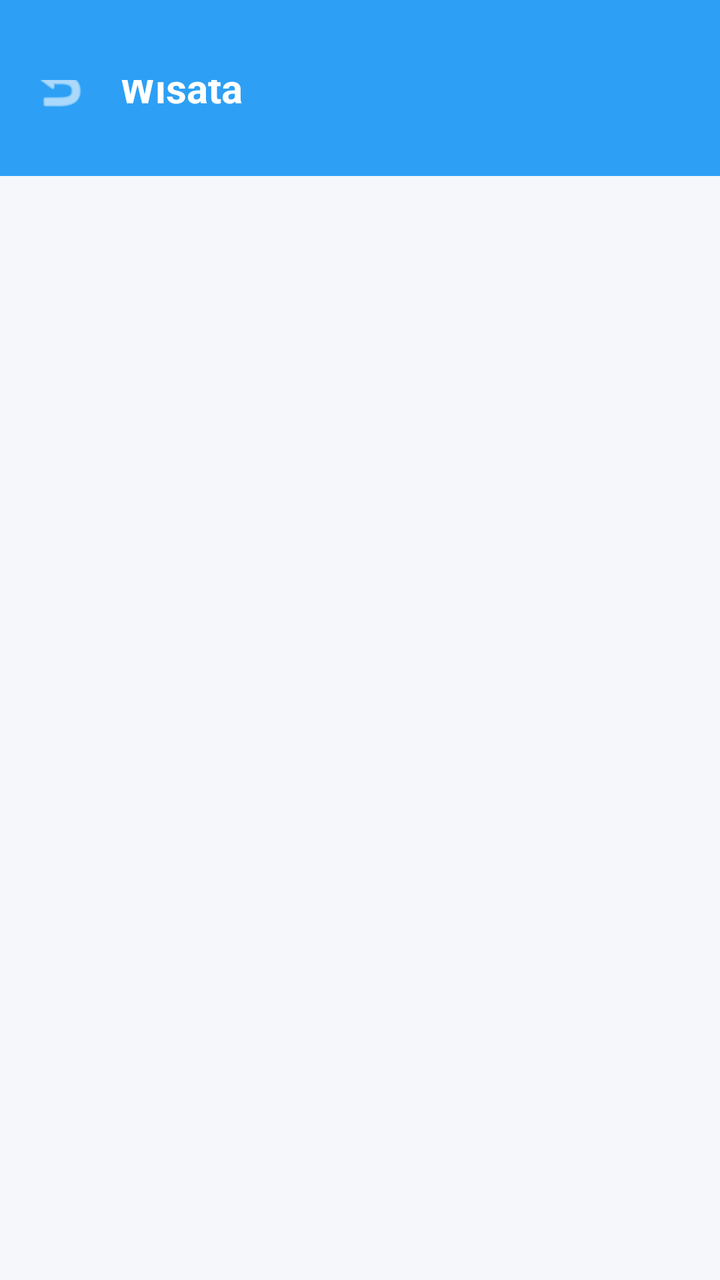
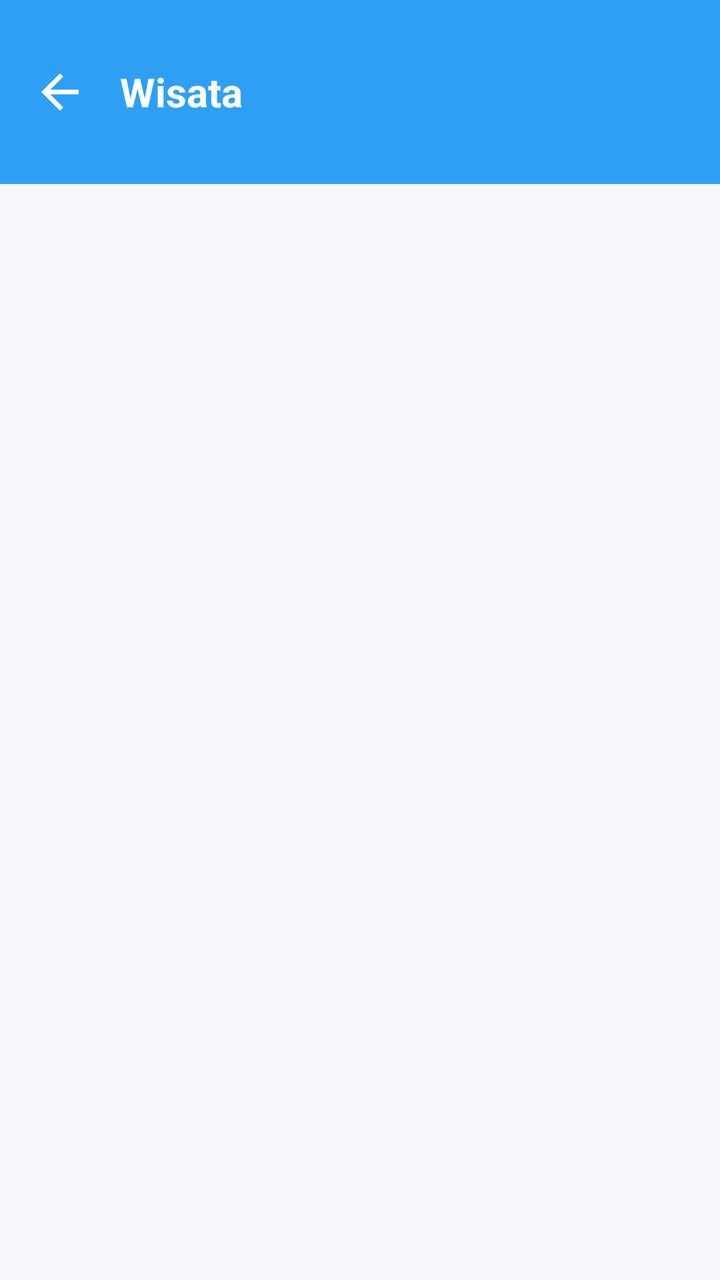

The first picture is an Android layout as it rendered before a commit; the second is the same layout after the commit. The layout source and the unified diff follow.
<!-- AndroidManifest.xml: application theme Theme.WisataGo -->
<!-- res/layout/activity_wisata.xml -->
<?xml version="1.0" encoding="utf-8"?>
<LinearLayout
    xmlns:android="http://schemas.android.com/apk/res/android"
    xmlns:app="http://schemas.android.com/apk/res-auto"
    xmlns:tools="http://schemas.android.com/tools"
    android:layout_width="match_parent"
    android:layout_height="match_parent"
    android:orientation="vertical"
    android:background="#F5F7FA">

    <RelativeLayout
        android:layout_width="match_parent"
        android:layout_height="wrap_content"
        android:background="#2DA0F5"
        android:paddingTop="40dp"
        android:paddingBottom="20dp"
        android:paddingHorizontal="16dp">

        <ImageView
            android:id="@+id/btnBackWisata"
            android:layout_width="28dp"
            android:layout_height="28dp"
            android:layout_centerVertical="true"
            android:src="@android:drawable/ic_menu_revert"
            app:tint="#FFFFFF"
            android:clickable="true"
            android:focusable="true"/>

        <TextView
            android:id="@+id/tvTitleWisata"
            android:layout_width="wrap_content"
            android:layout_height="wrap_content"
            android:layout_toEndOf="@id/btnBackWisata"
            android:layout_marginStart="16dp"
            android:layout_centerVertical="true"
            android:text="Wisata"
            android:textColor="#FFFFFF"
            android:textSize="20sp"
            android:textStyle="bold"/>
    </RelativeLayout>

    <androidx.recyclerview.widget.RecyclerView
        android:id="@+id/rvWisata"
        android:layout_width="match_parent"
        android:layout_height="match_parent"
        android:padding="6dp"
        android:clipToPadding="false"
        tools:listitem="@layout/item_wisata" />

</LinearLayout>
<!-- res/layout/item_wisata.xml (included above) -->
<?xml version="1.0" encoding="utf-8"?>
<androidx.cardview.widget.CardView
    xmlns:android="http://schemas.android.com/apk/res/android"
    xmlns:app="http://schemas.android.com/apk/res-auto"
    android:layout_width="match_parent"
    android:layout_height="wrap_content"
    android:layout_marginHorizontal="14dp"
    android:layout_marginVertical="8dp"
    app:cardCornerRadius="14dp"
    app:cardElevation="3dp">

    <LinearLayout
        android:layout_width="match_parent"
        android:layout_height="wrap_content"
        android:orientation="vertical"
        android:background="#FFFFFF">

        <ImageView
            android:id="@+id/imgWisata"
            android:layout_width="match_parent"
            android:layout_height="175dp"
            android:scaleType="centerCrop"
            android:src="@android:drawable/ic_menu_gallery"
            android:background="#E8E8E8" />

        <RelativeLayout
            android:layout_width="match_parent"
            android:layout_height="wrap_content"
            android:padding="16dp">

            <LinearLayout
                android:layout_width="wrap_content"
                android:layout_height="wrap_content"
                android:orientation="vertical"
                android:layout_alignParentStart="true"
                android:layout_toStartOf="@id/btnPesanWisata"
                android:layout_marginEnd="12dp">

                <TextView
                    android:id="@+id/tvNamaWisata"
                    android:layout_width="wrap_content"
                    android:layout_height="wrap_content"
                    android:text="Nama Tempat Wisata"
                    android:textColor="#1E1E1E"
                    android:textSize="18sp"
                    android:textStyle="bold" />

                <TextView
                    android:id="@+id/tvRating"
                    android:layout_width="wrap_content"
                    android:layout_height="wrap_content"
                    android:layout_marginTop="4dp"
                    android:text="⭐ 4.9"
                    android:textColor="#00A3FF"
                    android:textSize="13sp"
                    android:textStyle="bold" />

                <TextView
                    android:id="@+id/tvHarga"
                    android:layout_width="wrap_content"
                    android:layout_height="wrap_content"
                    android:layout_marginTop="10dp"
                    android:text="Rp 0"
                    android:textColor="#FF5722"
                    android:textSize="18sp"
                    android:textStyle="bold" />
            </LinearLayout>

            <Button
                android:id="@+id/btnPesanWisata"
                android:layout_width="95dp"
                android:layout_height="40dp"
                android:layout_alignParentEnd="true"
                android:layout_alignParentBottom="true"
                android:text="Pesan"
                android:textSize="14sp"
                android:textStyle="bold"
                android:textColor="#FFFFFF"
                android:backgroundTint="#00A3FF"
                android:insetTop="0dp"
                android:insetBottom="0dp"
                app:cornerRadius="8dp" />
        </RelativeLayout>
    </LinearLayout>
</androidx.cardview.widget.CardView>
<!-- resources referenced by this layout -->
<resources>
  <style name="Theme.WisataGo" parent="Theme.MaterialComponents.Light.NoActionBar">
      </style>
</resources>

<!-- the commit's change to res/layout/activity_wisata.xml (unified diff, before → after) -->
@@ -8,36 +8,42 @@
     android:orientation="vertical"
     android:background="#F5F7FA">
 
-    <RelativeLayout
+    <LinearLayout
         android:layout_width="match_parent"
         android:layout_height="wrap_content"
         android:background="#2DA0F5"
-        android:paddingTop="40dp"
-        android:paddingBottom="20dp"
-        android:paddingHorizontal="16dp">
+        android:orientation="vertical"
+        android:paddingTop="16dp"
+        android:paddingBottom="16dp">
 
-        <ImageView
-            android:id="@+id/btnBackWisata"
-            android:layout_width="28dp"
-            android:layout_height="28dp"
-            android:layout_centerVertical="true"
-            android:src="@android:drawable/ic_menu_revert"
-            app:tint="#FFFFFF"
-            android:clickable="true"
-            android:focusable="true"/>
+        <RelativeLayout
+            android:layout_width="match_parent"
+            android:layout_height="60dp"
+            android:paddingHorizontal="16dp">
 
-        <TextView
-            android:id="@+id/tvTitleWisata"
-            android:layout_width="wrap_content"
-            android:layout_height="wrap_content"
-            android:layout_toEndOf="@id/btnBackWisata"
-            android:layout_marginStart="16dp"
-            android:layout_centerVertical="true"
-            android:text="Wisata"
-            android:textColor="#FFFFFF"
-            android:textSize="20sp"
-            android:textStyle="bold"/>
-    </RelativeLayout>
+            <ImageView
+                android:id="@+id/btnBackWisata"
+                android:layout_width="28dp"
+                android:layout_height="28dp"
+                android:layout_centerVertical="true"
+                android:src="@drawable/ic_back_white"
+                app:tint="#FFFFFF"
+                android:clickable="true"
+                android:focusable="true"/>
+
+            <TextView
+                android:id="@+id/tvTitleWisata"
+                android:layout_width="wrap_content"
+                android:layout_height="wrap_content"
+                android:layout_centerVertical="true"
+                android:layout_marginStart="16dp"
+                android:layout_toEndOf="@id/btnBackWisata"
+                android:text="Wisata"
+                android:textColor="#FFFFFF"
+                android:textSize="20sp"
+                android:textStyle="bold"/>
+        </RelativeLayout>
+    </LinearLayout>
 
     <androidx.recyclerview.widget.RecyclerView
         android:id="@+id/rvWisata"
<!-- resource entries referenced after the edit -->
@@ -1,5 +1,16 @@
 <!-- resources referenced by this layout -->
 <resources>
+  <!-- drawable ic_back_white (drawable) -->
+  <vector xmlns:android="http://schemas.android.com/apk/res/android"
+      android:width="24dp"
+      android:height="24dp"
+      android:viewportWidth="24"
+      android:viewportHeight="24"
+      android:tint="#FFFFFF">
+      <path
+          android:fillColor="@android:color/white"
+          android:pathData="M20,11H7.83l5.59,-5.59L12,4l-8,8 8,8 1.41,-1.41L7.83,13H20v-2z"/>
+  </vector>
   <style name="Theme.WisataGo" parent="Theme.MaterialComponents.Light.NoActionBar">
       </style>
 </resources>
